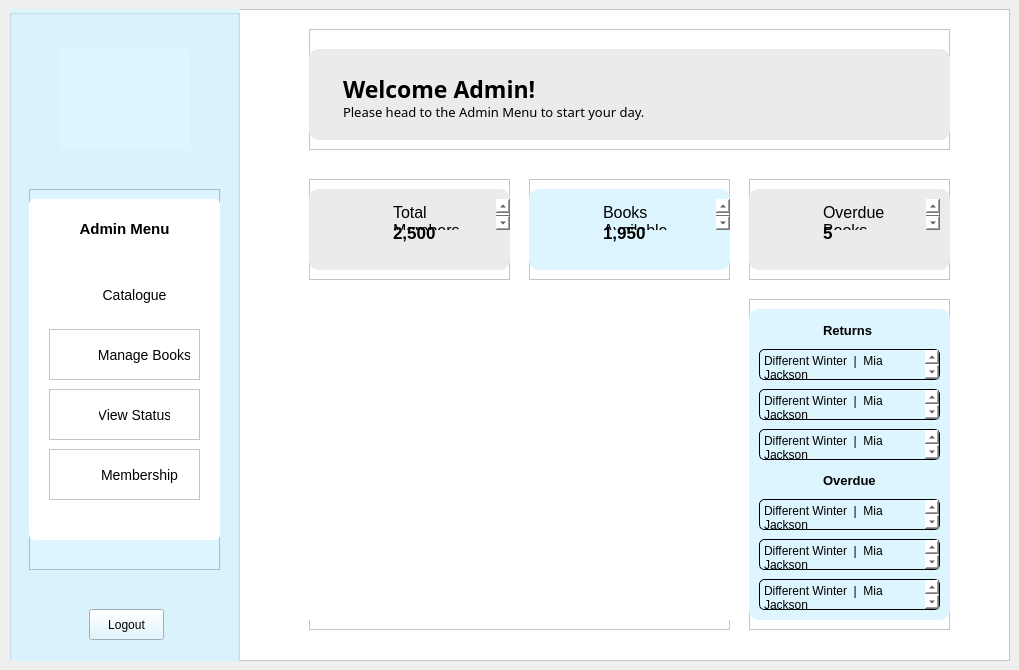
The window that LIS/adminhome.ui (TenacioussD/library_information_system) describes before a commit, drawn with Qt 5.
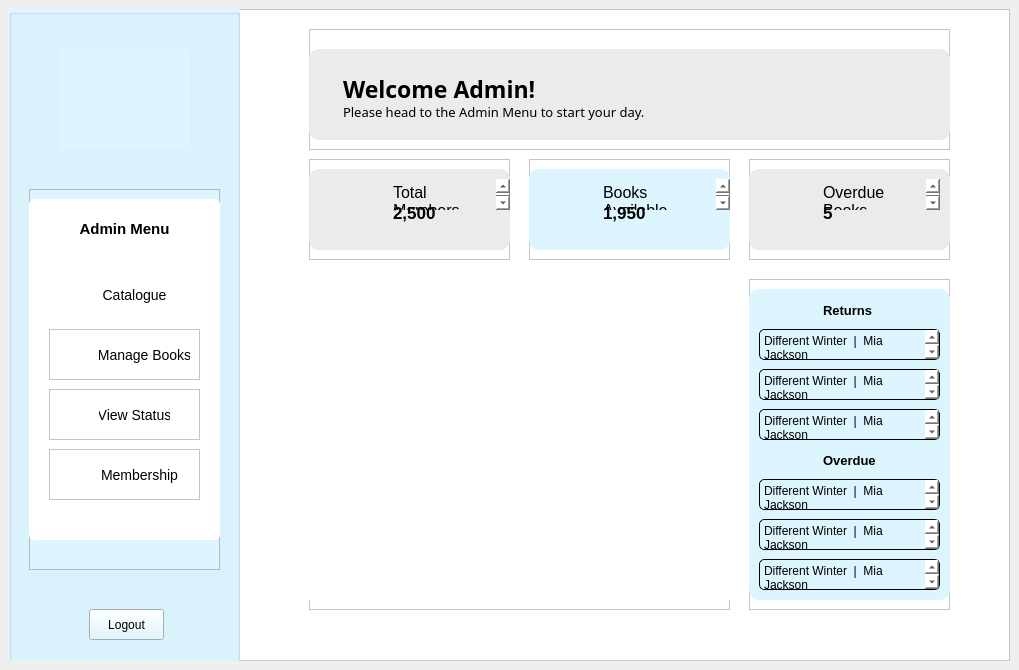
The same window after the commit. Icons and pictures are not drawn.

Diff of the .ui file:
```diff
--- a/LIS/adminhome.ui
+++ b/LIS/adminhome.ui
@@ -472,7 +472,7 @@
        <property name="geometry">
         <rect>
          <x>300</x>
-         <y>170</y>
+         <y>150</y>
          <width>201</width>
          <height>101</height>
         </rect>
@@ -577,7 +577,7 @@
        <property name="geometry">
         <rect>
          <x>520</x>
-         <y>170</y>
+         <y>150</y>
          <width>201</width>
          <height>101</height>
         </rect>
@@ -682,7 +682,7 @@
        <property name="geometry">
         <rect>
          <x>740</x>
-         <y>170</y>
+         <y>150</y>
          <width>201</width>
          <height>101</height>
         </rect>
@@ -787,7 +787,7 @@
        <property name="geometry">
         <rect>
          <x>300</x>
-         <y>300</y>
+         <y>280</y>
          <width>421</width>
          <height>321</height>
         </rect>
@@ -825,7 +825,7 @@
        <property name="geometry">
         <rect>
          <x>740</x>
-         <y>290</y>
+         <y>270</y>
          <width>201</width>
          <height>331</height>
         </rect>
```
